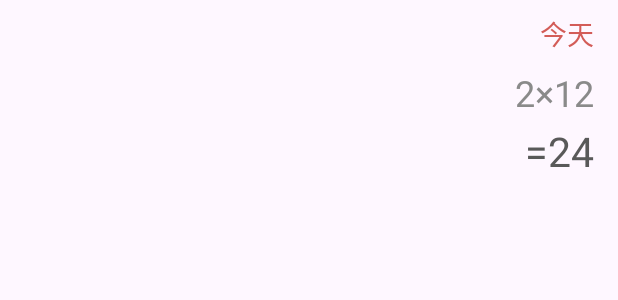
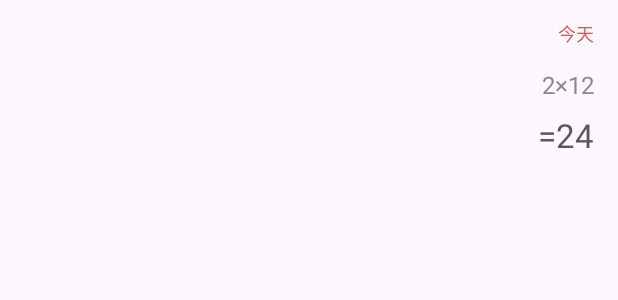
Before and after one commit to 3872013633/Calculator, an Android app: the layout history_item.xml on its own in the app's theme, with its tools: preview values and no code run, on a phone screen of 412 x 824 dp. Shown: the top 300 px of the screen. Run offline under Robolectric (Android 15) with nearby library versions, the phone set to English and light mode, and no system bars.

Commit message:
增加历史记录功能
因为暂时找不到 bug , 所以是没有 debug 的版本

```diff
--- a/app/src/main/res/layout/history_item.xml
+++ b/app/src/main/res/layout/history_item.xml
@@ -14,19 +14,19 @@
         android:scrollbars="none">
         <com.google.android.material.textview.MaterialTextView
             android:id="@+id/time"
-            android:layout_width="wrap_content"
+            android:layout_width="match_parent"
             android:layout_height="wrap_content"
             android:singleLine="true"
             android:layout_gravity="end|center_vertical"
             android:text="今天"
             android:textColor="#D35C58"
-            android:textSize="18sp"
+            android:textSize="12sp"
             />
     </HorizontalScrollView>
 
     <HorizontalScrollView
         android:layout_width="match_parent"
-        android:layout_height="wrap_content"
+        android:layout_height="30dp"
         android:layout_marginStart="16dp"
         android:layout_marginEnd="16dp"
         android:overScrollMode="always"
@@ -40,13 +40,16 @@
             android:layout_gravity="end"
             android:text="2×12"
             android:textColor="#8A8A8A"
-            android:textSize="24sp"
+            android:textSize="16sp"
+            android:clickable="true"
+            android:focusable="true"
+            android:foreground="?attr/selectableItemBackground"
             />
     </HorizontalScrollView>
 
     <HorizontalScrollView
         android:layout_width="match_parent"
-        android:layout_height="45dp"
+        android:layout_height="wrap_content"
         android:layout_marginStart="16dp"
         android:layout_marginEnd="16dp"
         android:overScrollMode="always"
@@ -54,13 +57,16 @@
         android:scrollbars="none">
         <com.google.android.material.textview.MaterialTextView
             android:id="@+id/result"
-            android:layout_width="wrap_content"
+            android:layout_width="match_parent"
             android:layout_height="wrap_content"
             android:singleLine="true"
             android:layout_gravity="end|center_vertical"
             android:text="=24"
             android:textColor="#595959"
-            android:textSize="27sp"
+            android:textSize="22sp"
+            android:clickable="true"
+            android:focusable="true"
+            android:foreground="?attr/selectableItemBackground"
             />
     </HorizontalScrollView>
 
```
Also changed, not shown: app/src/main/java/com/example/calculator/HistoryDatabaseHelper.java (added, +33 -0 lines), app/src/main/java/com/example/calculator/HistoryFragment.java (+44 -2 lines), app/src/main/java/com/example/calculator/HistoryItem.java (+8 -4 lines), app/src/main/java/com/example/calculator/HistoryViewModel.java (added, +17 -0 lines), app/src/main/java/com/example/calculator/MainActivity.java (+27 -6 lines).
